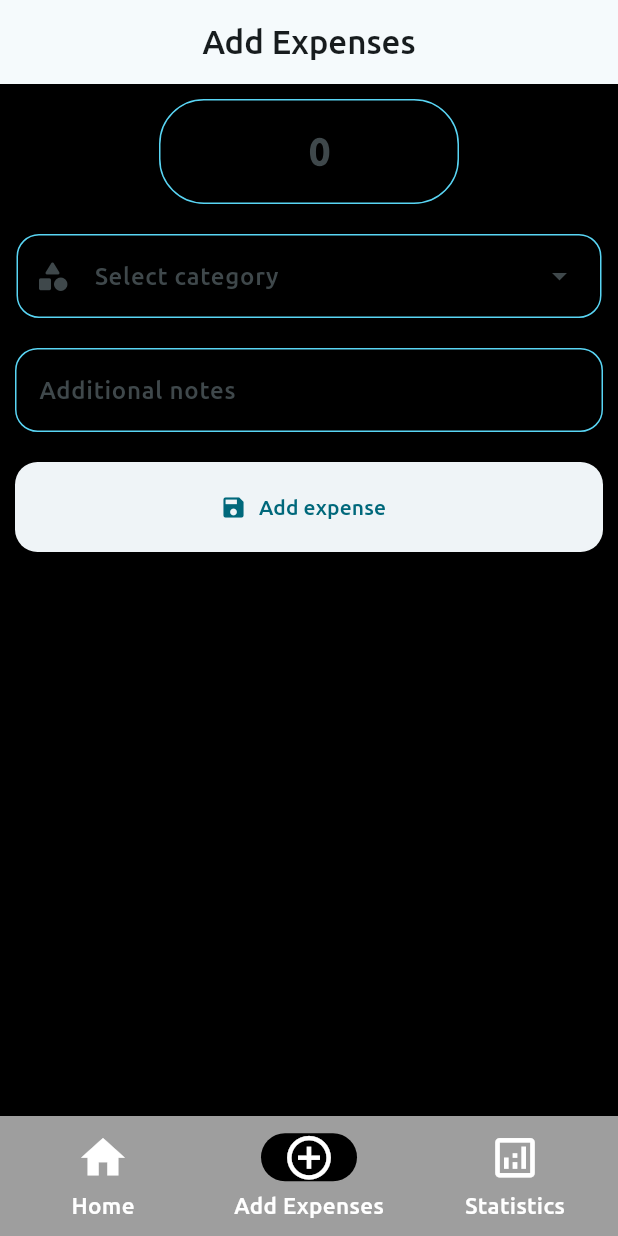
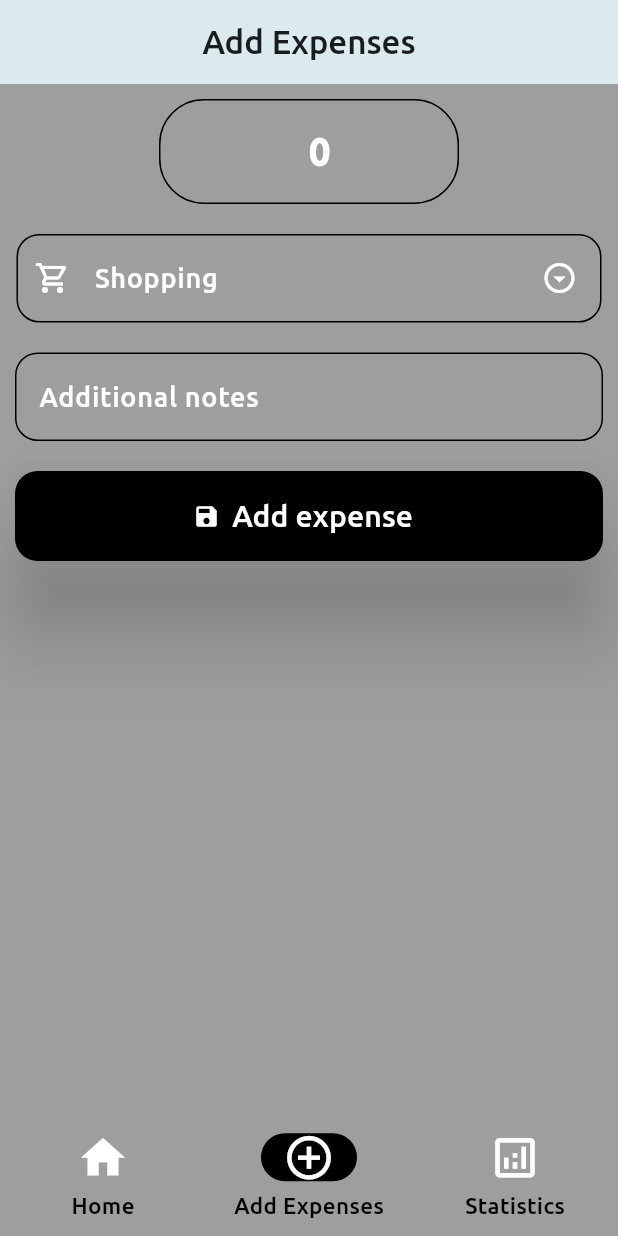
Before and after one commit to kwame70/expenses_app, a Flutter app: the screen it shows after launch, item 2 of the bottom bar chosen, on a phone screen of 412 x 824 dp. Run offline on Flutter 3.47's test engine with Material 3 defaults, Android fonts, the phone set to English and light mode, and no system bars.

Commit message:
fixed onSelected icon display

```diff
--- a/lib/constants/constants.dart
+++ b/lib/constants/constants.dart
@@ -1,9 +1,9 @@
 import 'package:flutter/material.dart';
 
 class Constants {
-  static const blueBorder = OutlineInputBorder(
+  static const blackCircBorder = OutlineInputBorder(
     borderSide: BorderSide(
-      color: Color.fromRGBO(89, 213, 244, 1),
+      color: Colors.black,
     ),
     borderRadius: BorderRadius.all(
       Radius.circular(30),
@@ -13,6 +13,24 @@ class Constants {
   static const recBlueBorder = OutlineInputBorder(
     borderSide: BorderSide(
       color: Color.fromRGBO(89, 213, 244, 1),
+    ),
+    borderRadius: BorderRadius.all(
+      Radius.circular(15),
+    ),
+  );
+
+  static const recWhiteBorder = OutlineInputBorder(
+    borderSide: BorderSide(
+      color: Colors.white,
+    ),
+    borderRadius: BorderRadius.all(
+      Radius.circular(15),
+    ),
+  );
+
+  static const blackBorder = OutlineInputBorder(
+    borderSide: BorderSide(
+      color: Colors.black,
     ),
     borderRadius: BorderRadius.all(
       Radius.circular(15),
--- a/lib/main.dart
+++ b/lib/main.dart
@@ -20,7 +20,7 @@ class MyApp extends StatelessWidget {
       theme: ThemeData(
         navigationBarTheme: const NavigationBarThemeData(
           labelTextStyle: MaterialStatePropertyAll(
-            TextStyle(fontSize: 15, color: Colors.white),
+            TextStyle(fontSize: 15, color: Colors.black),
           ),
         ),
         fontFamily: "Ubuntu",
--- a/lib/pages/add_expenses.dart
+++ b/lib/pages/add_expenses.dart
@@ -9,21 +9,23 @@ class AddExpense extends StatefulWidget {
 }
 
 class _AddExpenseState extends State<AddExpense> {
-  IconData selectedIcon = Icons.category_rounded;
+  IconDisplay? selectedIcon;
   final TextEditingController controller = TextEditingController();
 
   @override
   Widget build(BuildContext context) {
     return Scaffold(
-      backgroundColor: Colors.black,
+      backgroundColor: Colors.grey,
       appBar: AppBar(
+        elevation: 50,
+        backgroundColor: Colors.white,
         centerTitle: true,
         title: const Text("Add Expenses"),
       ),
       body: Padding(
         padding: const EdgeInsets.all(10.0),
         child: Column(
-          // mainAxisAlignment: MainAxisAlignment.start,
+          // mainAxisAlignment: MainAxisAlignment.center,
           children: [
             const Center(
               //add expenses
@@ -36,11 +38,12 @@ class _AddExpenseState extends State<AddExpense> {
                     prefixText: "\$",
                     hintText: "0",
                     hintStyle: TextStyle(
+                      color: Colors.white,
                       fontSize: 25,
                       fontWeight: FontWeight.bold,
                     ),
-                    focusedBorder: Constants.blueBorder,
-                    enabledBorder: Constants.blueBorder,
+                    focusedBorder: Constants.blackCircBorder,
+                    enabledBorder: Constants.blackCircBorder,
                   ),
                 ),
               ),
@@ -49,22 +52,37 @@ class _AddExpenseState extends State<AddExpense> {
               height: 20,
             ),
             // category selection
-            DropdownMenu(
+            DropdownMenu<IconDisplay>(
+                textStyle: const TextStyle(
+                  color: Colors.white,
+                  fontSize: 18,
+                ),
                 controller: controller,
-                enabled: true,
+                // enableFilter: true,
                 requestFocusOnTap: false,
                 hintText: "Select category",
-                onSelected: (value) {
+                onSelected: (IconDisplay? value) {
                   setState(() {
-                    // selectedIcon = value as IconData;
+                    selectedIcon = value;
                   });
                 },
-                leadingIcon: Icon(selectedIcon),
+                leadingIcon: Icon(
+                    color: Colors.white,
+                    //selecting enum's icon value
+                    selectedIcon?.icon ?? Icons.shopping_cart_outlined),
+                trailingIcon: const Icon(
+                  Icons.arrow_drop_down_circle_outlined,
+                  color: Colors.white,
+                ),
                 width: 390,
-                initialSelection: "clock",
+                initialSelection: IconDisplay.shopping,
                 inputDecorationTheme: const InputDecorationTheme(
-                  focusedBorder: Constants.recBlueBorder,
-                  enabledBorder: Constants.recBlueBorder,
+                  focusedBorder: Constants.blackBorder,
+                  enabledBorder: Constants.blackBorder,
+                  hintStyle: TextStyle(
+                    color: Colors.white,
+                    fontSize: 18,
+                  ),
                 ),
                 menuStyle: const MenuStyle(
                   side: MaterialStatePropertyAll(
@@ -92,10 +110,15 @@ class _AddExpenseState extends State<AddExpense> {
             ),
             // additional notes
             const TextField(
+              style: Constants.whiteColorTextStyle,
               decoration: InputDecoration(
                 hintText: "Additional notes",
-                focusedBorder: Constants.recBlueBorder,
-                enabledBorder: Constants.recBlueBorder,
+                hintStyle: TextStyle(
+                  color: Colors.white,
+                  fontSize: 18,
+                ),
+                focusedBorder: Constants.blackBorder,
+                enabledBorder: Constants.blackBorder,
               ),
             ),
             const SizedBox(
@@ -104,9 +127,20 @@ class _AddExpenseState extends State<AddExpense> {
             //add expense button
             ElevatedButton.icon(
               onPressed: () {},
-              icon: const Icon(Icons.save),
-              label: const Text("Add expense"),
+              icon: const Icon(
+                Icons.save,
+                color: Colors.white,
+              ),
+              label: const Text(
+                "Add expense",
+                style: TextStyle(
+                  color: Colors.white,
+                  fontSize: 20,
+                ),
+              ),
               style: ElevatedButton.styleFrom(
+                elevation: 25,
+                backgroundColor: Colors.black,
                 minimumSize: const Size.fromHeight(60),
                 shape: RoundedRectangleBorder(
                   borderRadius: BorderRadius.circular(15),
--- a/lib/pages/welcome.dart
+++ b/lib/pages/welcome.dart
@@ -80,7 +80,7 @@ class Welcome extends StatelessWidget {
                 final entryList = entries[index];
                 //activity card
                 return ActivityCard(
-                    bgColor: Colors.white,
+                    bgColor: const Color.fromRGBO(255, 255, 255, 1),
                     iconBgColor: iconColors(entryList["category"].toString()),
                     category: entryList["category"].toString(),
                     icon: iconDataMap[entryList["icon"].toString()]!,
```
